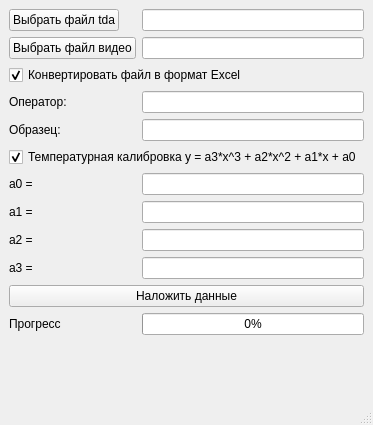
Old version of the form ui/src/MainWindow.ui in the repository ioyurev/vta-video-overlay.
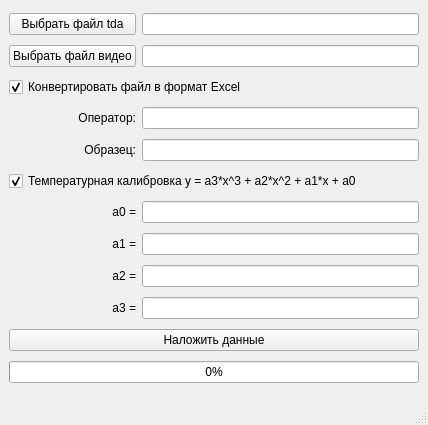
New version of the form.

Commit message: refactor(MainWindow): интерфейс перекомпонован по сетке

What changed in the file:
```diff
--- a/ui/src/MainWindow.ui
+++ b/ui/src/MainWindow.ui
@@ -6,7 +6,7 @@
    <rect>
     <x>0</x>
     <y>0</y>
-    <width>373</width>
+    <width>428</width>
     <height>425</height>
    </rect>
   </property>
@@ -20,18 +20,14 @@
    <string>VTA video overlay</string>
   </property>
   <widget class="QWidget" name="centralwidget">
-   <layout class="QFormLayout" name="formLayout">
-    <item row="0" column="0">
-     <widget class="QPushButton" name="btn_tda">
+   <layout class="QGridLayout" name="gridLayout">
+    <item row="7" column="0">
+     <widget class="QLabel" name="label_4">
       <property name="text">
-       <string>Выбрать файл tda</string>
+       <string>a1 =</string>
       </property>
-     </widget>
-    </item>
-    <item row="1" column="0">
-     <widget class="QPushButton" name="btn_video">
-      <property name="text">
-       <string>Выбрать файл видео</string>
+      <property name="alignment">
+       <set>Qt::AlignRight|Qt::AlignTrailing|Qt::AlignVCenter</set>
       </property>
      </widget>
     </item>
@@ -45,91 +41,107 @@
       </property>
      </widget>
     </item>
-    <item row="3" column="0">
-     <widget class="QLabel" name="label">
-      <property name="text">
-       <string>Оператор:</string>
-      </property>
-     </widget>
-    </item>
-    <item row="3" column="1">
-     <widget class="QLineEdit" name="edit_operator"/>
-    </item>
-    <item row="4" column="0">
-     <widget class="QLabel" name="label_2">
-      <property name="text">
-       <string>Образец:</string>
-      </property>
-     </widget>
-    </item>
     <item row="4" column="1">
      <widget class="QLineEdit" name="edit_sample"/>
     </item>
-    <item row="5" column="0" colspan="2">
-     <widget class="QCheckBox" name="cb_temp">
+    <item row="10" column="0" colspan="2">
+     <widget class="QPushButton" name="btn_convert">
       <property name="text">
-       <string>Температурная калибровка y = a3*x^3 + a2*x^2 + a1*x + a0</string>
-      </property>
-      <property name="checked">
-       <bool>true</bool>
-      </property>
-     </widget>
-    </item>
-    <item row="6" column="0">
-     <widget class="QLabel" name="label_3">
-      <property name="text">
-       <string>a0 =</string>
+       <string>Наложить данные</string>
       </property>
      </widget>
     </item>
     <item row="6" column="1">
      <widget class="QLineEdit" name="edit_a0"/>
     </item>
-    <item row="7" column="0">
-     <widget class="QLabel" name="label_4">
+    <item row="1" column="0">
+     <widget class="QPushButton" name="btn_video">
       <property name="text">
-       <string>a1 =</string>
+       <string>Выбрать файл видео</string>
       </property>
      </widget>
     </item>
-    <item row="7" column="1">
-     <widget class="QLineEdit" name="edit_a1"/>
+    <item row="4" column="0">
+     <widget class="QLabel" name="label_2">
+      <property name="text">
+       <string>Образец:</string>
+      </property>
+      <property name="alignment">
+       <set>Qt::AlignRight|Qt::AlignTrailing|Qt::AlignVCenter</set>
+      </property>
+     </widget>
+    </item>
+    <item row="3" column="1">
+     <widget class="QLineEdit" name="edit_operator"/>
+    </item>
+    <item row="0" column="1">
+     <widget class="QLineEdit" name="edit_tda">
+      <property name="readOnly">
+       <bool>true</bool>
+      </property>
+     </widget>
     </item>
     <item row="8" column="0">
      <widget class="QLabel" name="label_6">
       <property name="text">
        <string>a2 =</string>
       </property>
+      <property name="alignment">
+       <set>Qt::AlignRight|Qt::AlignTrailing|Qt::AlignVCenter</set>
+      </property>
      </widget>
     </item>
+    <item row="7" column="1">
+     <widget class="QLineEdit" name="edit_a1"/>
+    </item>
     <item row="8" column="1">
      <widget class="QLineEdit" name="edit_a2"/>
     </item>
+    <item row="3" column="0">
+     <widget class="QLabel" name="label">
+      <property name="text">
+       <string>Оператор:</string>
+      </property>
+      <property name="alignment">
+       <set>Qt::AlignRight|Qt::AlignTrailing|Qt::AlignVCenter</set>
+      </property>
+     </widget>
+    </item>
     <item row="9" column="0">
      <widget class="QLabel" name="label_5">
       <property name="text">
        <string>a3 =</string>
       </property>
+      <property name="alignment">
+       <set>Qt::AlignRight|Qt::AlignTrailing|Qt::AlignVCenter</set>
+      </property>
      </widget>
     </item>
-    <item row="9" column="1">
-     <widget class="QLineEdit" name="edit_a3"/>
+    <item row="5" column="0" colspan="2">
+     <widget class="QCheckBox" name="cb_temp">
+      <property name="text">
+       <string>Температурная калибровка y = a3*x^3 + a2*x^2 + a1*x + a0</string>
+      </property>
+      <property name="checked">
+       <bool>true</bool>
+      </property>
+     </widget>
+    </item>
+    <item row="0" column="0">
+     <widget class="QPushButton" name="btn_tda">
+      <property name="text">
+       <string>Выбрать файл tda</string>
+      </property>
+     </widget>
+    </item>
+    <item row="1" column="1">
+     <widget class="QLineEdit" name="edit_video">
+      <property name="readOnly">
+       <bool>true</bool>
+      </property>
+     </widget>
     </item>
     <item row="11" column="0" colspan="2">
-     <widget class="QPushButton" name="btn_convert">
-      <property name="text">
-       <string>Наложить данные</string>
-      </property>
-     </widget>
-    </item>
-    <item row="12" column="0">
-     <widget class="QLabel" name="label_7">
-      <property name="text">
-       <string>Прогресс</string>
-      </property>
-     </widget>
-    </item>
-    <item row="12" column="1">
      <widget class="QProgressBar" name="progressbar">
       <property name="value">
        <number>0</number>
@@ -139,19 +151,18 @@
       </property>
      </widget>
     </item>
-    <item row="0" column="1">
-     <widget class="QLineEdit" name="edit_tda">
-      <property name="readOnly">
-       <bool>true</bool>
+    <item row="6" column="0">
+     <widget class="QLabel" name="label_3">
+      <property name="text">
+       <string>a0 =</string>
+      </property>
+      <property name="alignment">
+       <set>Qt::AlignRight|Qt::AlignTrailing|Qt::AlignVCenter</set>
       </property>
      </widget>
     </item>
-    <item row="1" column="1">
-     <widget class="QLineEdit" name="edit_video">
-      <property name="readOnly">
-       <bool>true</bool>
-      </property>
-     </widget>
+    <item row="9" column="1">
+     <widget class="QLineEdit" name="edit_a3"/>
     </item>
    </layout>
   </widget>
```
Left out of the diff: 2 changed lines with no effect on the pictures.
